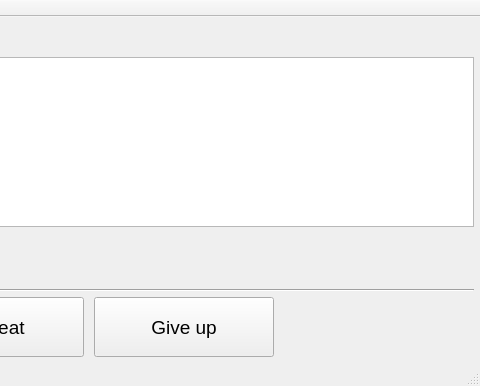
This is mainwindow.ui in surlykke/pitchtrainer as Qt 5 draws it before an edit; both pictures show x 306 to 786 and y 0 to 386 of the 786 by 386 pixel window. The edited form follows.
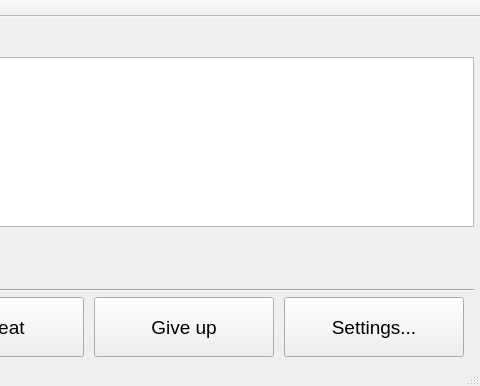
This is the edited form.

Commit message: Added settings dialog with persistent settings

```diff
--- a/mainwindow.ui
+++ b/mainwindow.ui
@@ -115,6 +115,24 @@
      <string>Repeat</string>
     </property>
    </widget>
+   <widget class="QPushButton" name="settingsButton">
+    <property name="geometry">
+     <rect>
+      <x>590</x>
+      <y>280</y>
+      <width>180</width>
+      <height>60</height>
+     </rect>
+    </property>
+    <property name="font">
+     <font>
+      <pointsize>14</pointsize>
+     </font>
+    </property>
+    <property name="text">
+     <string>Settings...</string>
+    </property>
+   </widget>
   </widget>
   <widget class="QToolBar" name="mainToolBar">
    <attribute name="toolBarArea">
```
The commit also changes 8 other files.
